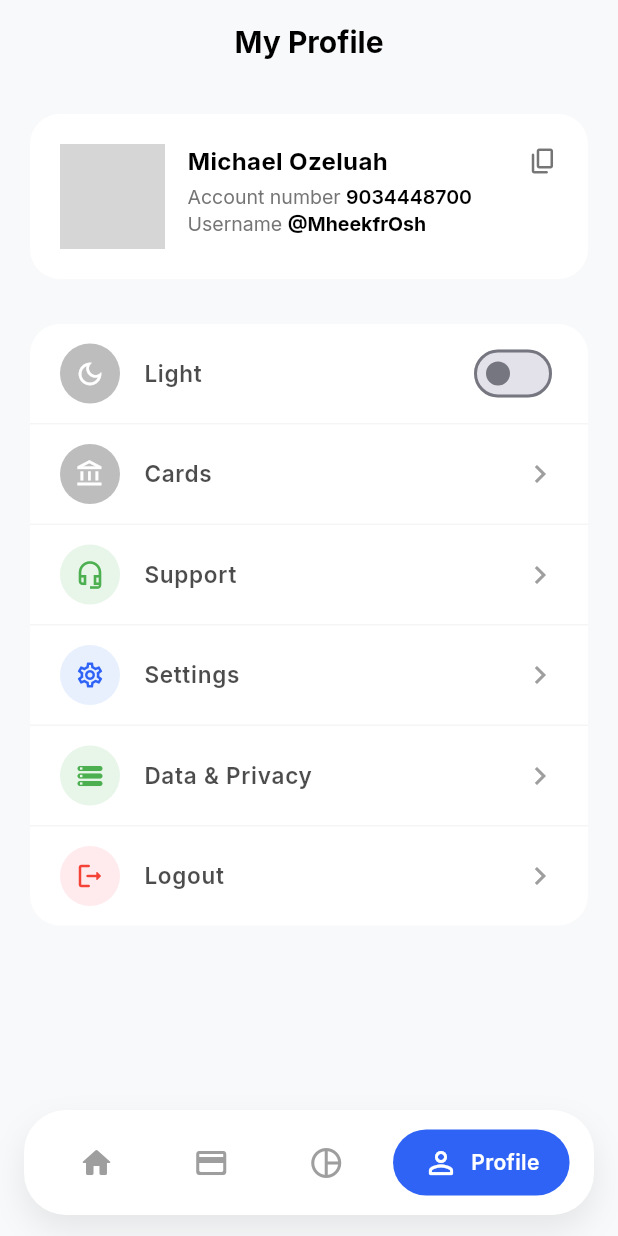
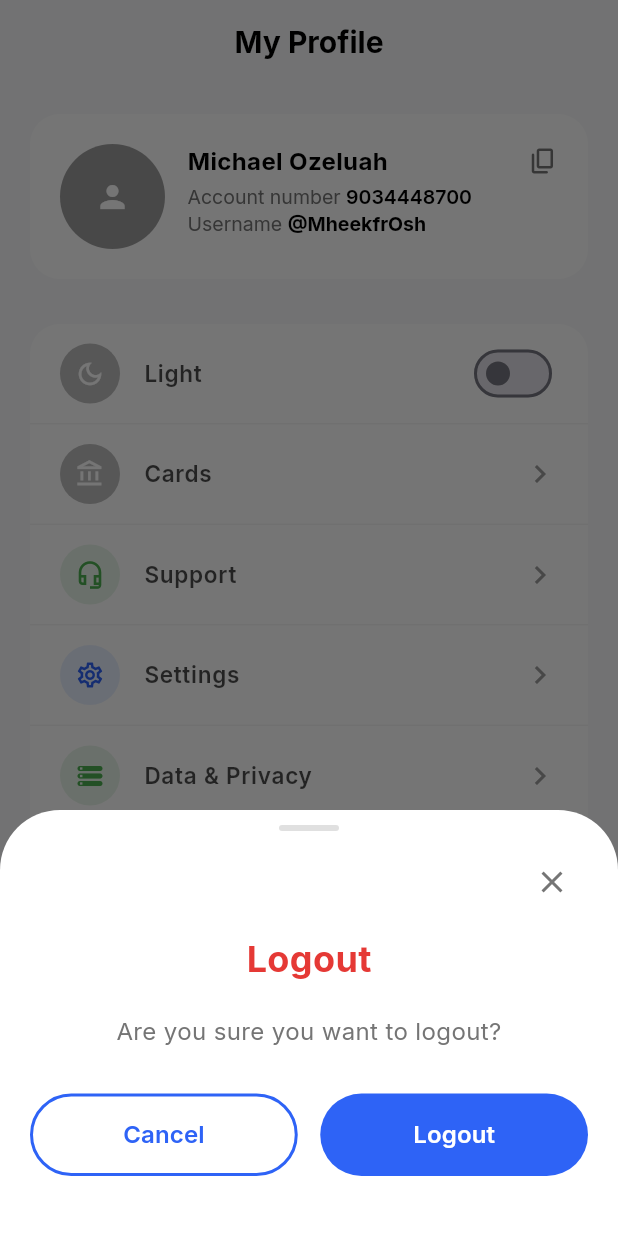
Before and after one commit to Mheek-frosh/rexipaymobile, a Flutter app: the screen it shows after launch, item 4 of the bottom bar chosen, after a tap on "Logout", on a phone screen of 412 x 824 dp. Run offline on Flutter 3.47's test engine with Material 3 defaults, Android fonts, the phone set to English and light mode, and no system bars; our stand-ins replace fl_chart, get, google_fonts; statements that could not run were skipped; grey boxes are pictures that could not be loaded.

```diff
--- a/lib/screens/profile_screen.dart
+++ b/lib/screens/profile_screen.dart
@@ -5,6 +5,7 @@
 import '../utils/app_text.dart';
 import '../controllers/theme_controller.dart';
 import '../controllers/main_controller.dart';
+import '../widgets/logout_dialog.dart';
 
 class ProfileScreen extends GetView<ThemeController> {
   const ProfileScreen({super.key});
@@ -187,7 +188,13 @@
                       iconBgColor: const Color(0xFFFFEBEE), // Light Red
                       iconColor: Colors.red,
                       title: 'Logout',
-                      onTap: () {},
+                      onTap: () {
+                        Get.bottomSheet(
+                          const LogoutDialog(),
+                          isScrollControlled: true,
+                          backgroundColor: Colors.transparent,
+                        );
+                      },
                     ),
                   ],
                 ),
--- /dev/null
+++ b/lib/widgets/logout_dialog.dart
@@ -0,0 +1,123 @@
+import 'package:flutter/material.dart';
+import 'package:get/get.dart';
+import 'package:google_fonts/google_fonts.dart';
+import '../utils/app_colors.dart';
+
+class LogoutDialog extends StatelessWidget {
+  const LogoutDialog({super.key});
+
+  @override
+  Widget build(BuildContext context) {
+    return Container(
+      decoration: BoxDecoration(
+        color: AppColors.cardBackground,
+        borderRadius: const BorderRadius.vertical(top: Radius.circular(40)),
+      ),
+      child: Padding(
+        padding: const EdgeInsets.symmetric(horizontal: 20, vertical: 10),
+        child: Column(
+          mainAxisSize: MainAxisSize.min,
+          children: [
+            // Pull Handle
+            Container(
+              width: 40,
+              height: 4,
+              decoration: BoxDecoration(
+                color: Colors.grey[300],
+                borderRadius: BorderRadius.circular(2),
+              ),
+            ),
+            const SizedBox(height: 10),
+            // Close Button
+            Align(
+              alignment: Alignment.topRight,
+              child: IconButton(
+                onPressed: () => Get.back(),
+                icon: Icon(Icons.close, color: AppColors.textSecondary),
+              ),
+            ),
+            const SizedBox(height: 10),
+            // Title
+            Text(
+              'Logout',
+              style: GoogleFonts.inter(
+                fontSize: 24,
+                fontWeight: FontWeight.w700,
+                color: const Color(0xFFE53935), // Red color
+              ),
+            ),
+            const SizedBox(height: 20),
+            // Message
+            Text(
+              'Are you sure you want to logout?',
+              style: GoogleFonts.inter(
+                fontSize: 16,
+                color: AppColors.textSecondary,
+              ),
+              textAlign: TextAlign.center,
+            ),
+            const SizedBox(height: 30),
+            // Buttons
+            Row(
+              children: [
+                // Cancel Button
+                Expanded(
+                  child: OutlinedButton(
+                    onPressed: () => Get.back(),
+                    style: OutlinedButton.styleFrom(
+                      side: const BorderSide(
+                        color: Color(0xFF2E63F6),
+                        width: 2,
+                      ),
+                      shape: RoundedRectangleBorder(
+                        borderRadius: BorderRadius.circular(30),
+                      ),
+                      padding: const EdgeInsets.symmetric(vertical: 16),
+                    ),
+                    child: Text(
+                      'Cancel',
+                      style: GoogleFonts.inter(
+                        fontSize: 16,
+                        fontWeight: FontWeight.w600,
+                        color: const Color(0xFF2E63F6),
+                      ),
+                    ),
+                  ),
+                ),
+                const SizedBox(width: 15),
+                // Logout Button
+                Expanded(
+                  child: ElevatedButton(
+                    onPressed: () {
+                      Get.back(); // Close dialog
+                      // TODO: Implement actual logout logic
+                      // For now, just navigate to home or login screen
+                      Get.offAllNamed('/'); // Navigate to initial route
+                    },
+                    style: ElevatedButton.styleFrom(
+                      backgroundColor: const Color(0xFF2E63F6),
+                      shape: RoundedRectangleBorder(
+                        borderRadius: BorderRadius.circular(30),
+                      ),
+                      padding: const EdgeInsets.symmetric(vertical: 16),
+                      elevation: 0,
+                    ),
+                    child: Text(
+                      'Logout',
+                      style: GoogleFonts.inter(
+                        fontSize: 16,
+                        fontWeight: FontWeight.w600,
+                        color: Colors.white,
+                      ),
+                    ),
+                  ),
+                ),
+              ],
+            ),
+            const SizedBox(height: 30),
+          ],
+        ),
+      ),
+    );
+  }
+}
```
